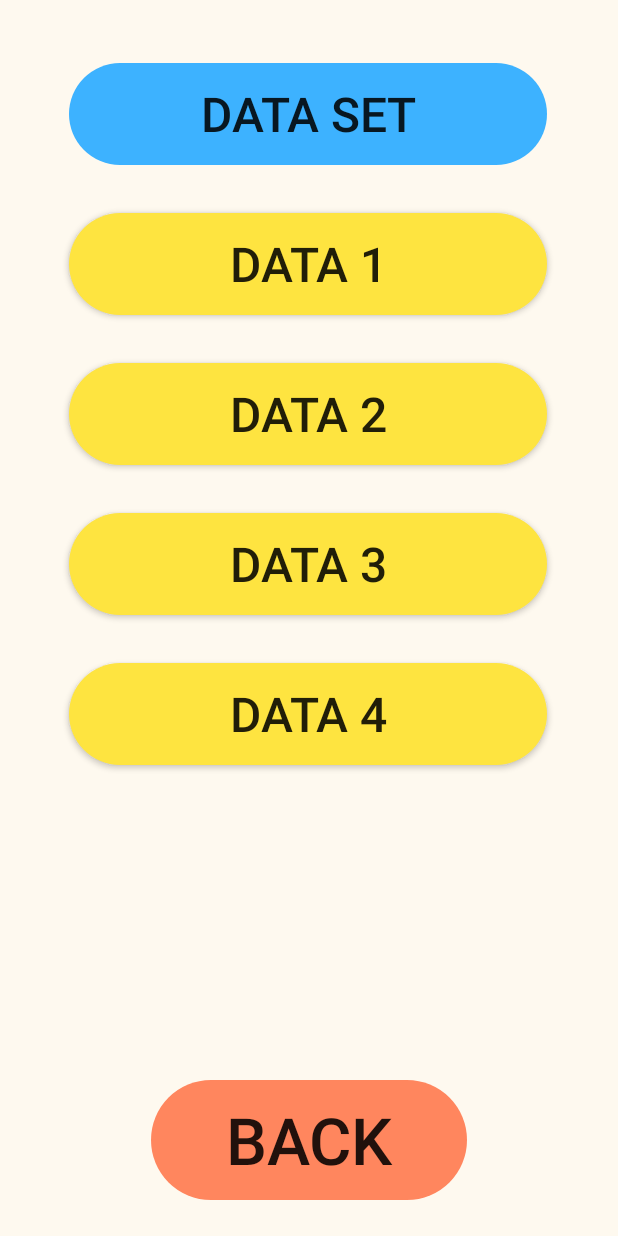
After one commit to Snowbear124/HappyLottery, an Android app: the DataActivity screen opened directly, with no data from a screen before it, on a phone screen of 412 x 824 dp. The commit adds this screen. Run offline under Robolectric (Android 15) with nearby library versions, the phone set to English and light mode, and no system bars.

Commit message:
3 - Make data screen and test activity life cycle.

```diff
--- /dev/null
+++ b/app/src/main/java/com/snowbear/happylottery/DataActivity.kt
@@ -0,0 +1,11 @@
+package com.snowbear.happylottery
+
+import androidx.appcompat.app.AppCompatActivity
+import android.os.Bundle
+
+class DataActivity : AppCompatActivity() {
+    override fun onCreate(savedInstanceState: Bundle?) {
+        super.onCreate(savedInstanceState)
+        setContentView(R.layout.activity_data)
+    }
+}
--- /dev/null
+++ b/app/src/main/res/layout/activity_data.xml
@@ -0,0 +1,89 @@
+<?xml version="1.0" encoding="utf-8"?>
+<androidx.constraintlayout.widget.ConstraintLayout xmlns:android="http://schemas.android.com/apk/res/android"
+    xmlns:app="http://schemas.android.com/apk/res-auto"
+    xmlns:tools="http://schemas.android.com/tools"
+    android:layout_width="match_parent"
+    android:layout_height="match_parent"
+    android:background="@color/OldLace"
+    tools:context=".DataActivity">
+
+    <Button
+        android:id="@+id/data_title"
+        style="?android:attr/borderlessButtonStyle"
+        android:layout_width="@dimen/dp_280"
+        android:layout_height="@dimen/dp_60"
+        android:layout_marginTop="42dp"
+        android:background="@drawable/item_set"
+        android:text="@string/data_set"
+        android:textSize="@dimen/sp_28"
+        app:layout_constraintEnd_toEndOf="parent"
+        app:layout_constraintHorizontal_bias="0.494"
+        app:layout_constraintStart_toStartOf="parent"
+        app:layout_constraintTop_toTopOf="parent" />
+
+    <Button
+        android:id="@+id/data_1"
+        android:layout_width="@dimen/dp_280"
+        android:layout_height="@dimen/dp_60"
+        android:layout_marginTop="32dp"
+        android:background="@drawable/item_data_name"
+        android:text="@string/data_1"
+        android:textSize="@dimen/sp_28"
+        app:layout_constraintEnd_toEndOf="parent"
+        app:layout_constraintHorizontal_bias="0.494"
+        app:layout_constraintStart_toStartOf="parent"
+        app:layout_constraintTop_toBottomOf="@+id/data_title" />
+
+    <Button
+        android:id="@+id/data_2"
+        android:layout_width="@dimen/dp_280"
+        android:layout_height="@dimen/dp_60"
+        android:layout_marginTop="32dp"
+        android:background="@drawable/item_data_name"
+        android:text="@string/data_2"
+        android:textSize="@dimen/sp_28"
+        app:layout_constraintEnd_toEndOf="parent"
+        app:layout_constraintHorizontal_bias="0.494"
+        app:layout_constraintStart_toStartOf="parent"
+        app:layout_constraintTop_toBottomOf="@+id/data_1" />
+
+    <Button
+        android:id="@+id/data_3"
+        android:layout_width="@dimen/dp_280"
+        android:layout_height="@dimen/dp_60"
+        android:layout_marginTop="32dp"
+        android:background="@drawable/item_data_name"
+        android:text="@string/data_3"
+        android:textSize="@dimen/sp_28"
+        app:layout_constraintEnd_toEndOf="parent"
+        app:layout_constraintHorizontal_bias="0.494"
+        app:layout_constraintStart_toStartOf="parent"
+        app:layout_constraintTop_toBottomOf="@+id/data_2" />
+
+    <Button
+        android:id="@+id/data_4"
+        android:layout_width="@dimen/dp_280"
+        android:layout_height="@dimen/dp_60"
+        android:layout_marginTop="32dp"
+        android:background="@drawable/item_data_name"
+        android:text="@string/data_4"
+        android:textSize="@dimen/sp_28"
+        app:layout_constraintEnd_toEndOf="parent"
+        app:layout_constraintHorizontal_bias="0.494"
+        app:layout_constraintStart_toStartOf="parent"
+        app:layout_constraintTop_toBottomOf="@+id/data_3" />
+
+    <Button
+        android:id="@+id/but_back"
+        style="?android:attr/borderlessButtonStyle"
+        android:layout_width="@dimen/dp_185"
+        android:layout_height="@dimen/dp_70"
+        android:layout_marginBottom="24dp"
+        android:background="@drawable/button_start_2"
+        android:text="Back"
+        android:textSize="@dimen/sp_38"
+        app:layout_constraintBottom_toBottomOf="parent"
+        app:layout_constraintEnd_toEndOf="parent"
+        app:layout_constraintStart_toStartOf="parent" />
+
+</androidx.constraintlayout.widget.ConstraintLayout>
--- a/app/src/main/res/layout/activity_main.xml
+++ b/app/src/main/res/layout/activity_main.xml
@@ -28,6 +28,7 @@
         android:layout_marginEnd="24dp"
         android:layout_marginTop="24dp"
         android:background="@drawable/button_set"
+        android:onClick="setActivity"
         android:text="@string/set"
         android:textSize="@dimen/sp_24"
         app:layout_constraintEnd_toEndOf="parent"
--- /dev/null
+++ b/app/src/main/res/layout/test.xml
@@ -0,0 +1,5 @@
+<?xml version="1.0" encoding="utf-8"?>
+<androidx.constraintlayout.widget.ConstraintLayout xmlns:android="http://schemas.android.com/apk/res/android"
+    xmlns:tools="http://schemas.android.com/tools"
+    android:layout_width="match_parent"
+    android:layout_height="match_parent"/>
--- a/app/src/main/res/values/strings.xml
+++ b/app/src/main/res/values/strings.xml
@@ -3,4 +3,11 @@
     <string name="start">START</string>
     <string name="set">SET</string>
     <string name="data_1">Data 1</string>
+    <string name="data_set">DATA SET</string>
+    <string name="item_repeat">ITEM REPEAT</string>
+    <string name="language">LANGUAGE</string>
+    <string name="exit">EXIT</string>
+    <string name="data_2">DATA 2</string>
+    <string name="data_3">DATA 3</string>
+    <string name="data_4">DATA 4</string>
 </resources>
```
Also changed, not shown: app/src/main/AndroidManifest.xml (+9 -0 lines), app/src/main/java/com/snowbear/happylottery/DataItemSet.kt (added, +11 -0 lines), app/src/main/java/com/snowbear/happylottery/MainActivity.kt (+42 -2 lines), app/src/main/java/com/snowbear/happylottery/SetActivity.kt (added, +55 -0 lines), app/src/main/res/layout/activity_data_item_set.xml (added, +21 -0 lines), app/src/main/res/layout/set.xml (+5 -4 lines), 1 other file.
